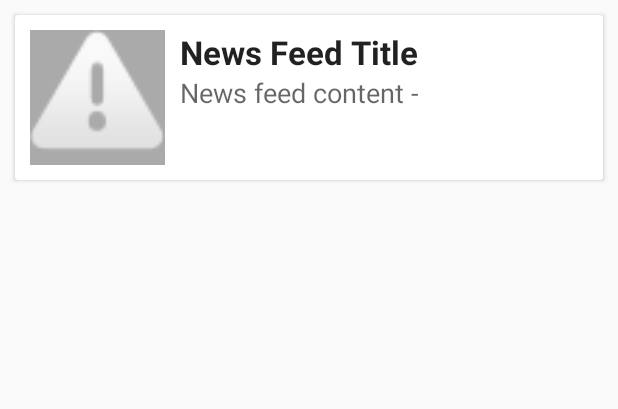
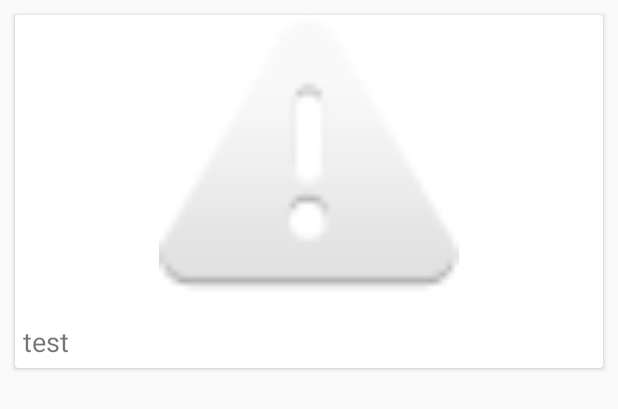
Before and after one commit to Niranjan-B/anaadyanta-2k16, an Android app: the layout news_feed_row.xml on its own in the app's theme, with its tools: preview values and no code run, on a phone screen of 412 x 824 dp. Shown: the top 409 px of the screen. Run offline under Robolectric (Android 15) with nearby library versions, the phone set to English and light mode, and no system bars.

Commit message:
enabled newz feed..yay!

```diff
--- a/app/src/main/java/org/anaadyanta/anaadyanta2k16/adapters/RecyclerViewAdapter.java
+++ b/app/src/main/java/org/anaadyanta/anaadyanta2k16/adapters/RecyclerViewAdapter.java
@@ -46,9 +46,8 @@ public class RecyclerViewAdapter extends RecyclerView.Adapter<RecyclerViewAdapte
 
     @Override
     public void onBindViewHolder(CardViewHolder holder, int position) {
-        holder.titleHolder.setText(newsItems.get(position).getTitle());
         holder.messageHolder.setText(newsItems.get(position).getMessage());
-        Picasso.with(context).load(newsItems.get(position).getImg_url()).resize(90,90).centerCrop().into(holder.imageViewHolder);
+        Picasso.with(context).load(newsItems.get(position).getImg_url()).fit().into(holder.imageViewHolder);
     }
 
     @Override
@@ -59,13 +58,12 @@ public class RecyclerViewAdapter extends RecyclerView.Adapter<RecyclerViewAdapte
     public class CardViewHolder extends RecyclerView.ViewHolder {
 
         ImageView imageViewHolder;
-        TextView titleHolder,messageHolder;
+        TextView messageHolder;
 
         public CardViewHolder(View itemView) {
             super(itemView);
 
             imageViewHolder = (ImageView) itemView.findViewById(R.id.imageView);
-            titleHolder = (TextView) itemView.findViewById(R.id.textView);
             messageHolder = (TextView) itemView.findViewById(R.id.textView2);
 
         }
--- a/app/src/main/res/layout/news_feed_row.xml
+++ b/app/src/main/res/layout/news_feed_row.xml
@@ -8,40 +8,24 @@
 
     <RelativeLayout
         android:layout_width="match_parent"
-        android:layout_height="match_parent">
+        android:layout_height="wrap_content"
+        android:gravity="center">
 
         <ImageView
-            android:layout_width="90dp"
-            android:layout_height="90dp"
+            android:layout_width="400dp"
+            android:layout_height="200dp"
             android:id="@+id/imageView"
-            android:layout_centerVertical="true"
-            android:layout_alignParentLeft="true"
-            android:layout_alignParentStart="true"
-            android:layout_margin="10dp"
-            android:src="@android:drawable/ic_dialog_alert"
-            android:background="@android:color/darker_gray"
-            android:scaleType="fitCenter"/>
+            tools:src="@android:drawable/ic_dialog_alert" />
 
         <TextView
-            android:layout_width="wrap_content"
+            android:layout_width="400dp"
             android:layout_height="wrap_content"
-            android:textAppearance="?android:attr/textAppearanceLarge"
-            tools:text="News Feed Title"
-            android:textStyle="bold"
-            android:id="@+id/textView"
-            android:layout_alignTop="@+id/imageView"
-            android:layout_toRightOf="@+id/imageView"
-            android:layout_toEndOf="@+id/imageView" />
+            android:layout_below="@+id/imageView"
+            android:id="@+id/textView2"
+            tools:text="test"
+            android:textSize="18sp"
+            android:padding="5dp"/>
 
-        <TextView
-            android:layout_width="wrap_content"
-            android:layout_height="wrap_content"
-            android:textAppearance="?android:attr/textAppearanceMedium"
-            tools:text="News feed content - "
-            android:id="@+id/textView2"
-            android:layout_below="@+id/textView"
-            android:layout_alignLeft="@+id/textView"
-            android:layout_alignStart="@+id/textView" />
 
     </RelativeLayout>
 
```
Also changed, not shown: app/src/main/java/org/anaadyanta/anaadyanta2k16/Model/NewsFeedModel.java (+1 -9 lines), app/src/main/java/org/anaadyanta/anaadyanta2k16/fragments/NewsFeedFragment.java (+3 -5 lines), app/src/main/res/layout/fragment_news_feed.xml (+2 -11 lines), app/src/main/res/drawable-hdpi-v11/ic_stat_onesignal_default.png (added), app/src/main/res/drawable-hdpi/ic_stat_onesignal_default.png (added), app/src/main/res/drawable-mdpi-v11/ic_stat_onesignal_default.png (added), app/src/main/res/drawable-mdpi/ic_stat_onesignal_default.png (added), app/src/main/res/drawable-xhdpi-v11/ic_stat_onesignal_default.png (added), app/src/main/res/drawable-xhdpi/ic_stat_onesignal_default.png (added), app/src/main/res/drawable-xxhdpi-v11/ic_stat_onesignal_default.png (added), app/src/main/res/drawable-xxhdpi/ic_stat_onesignal_default.png (added), app/src/main/res/drawable-xxxhdpi-v11/ic_stat_onesignal_default.png (added), app/src/main/res/drawable-xxxhdpi/ic_stat_onesignal_default.png (added).
